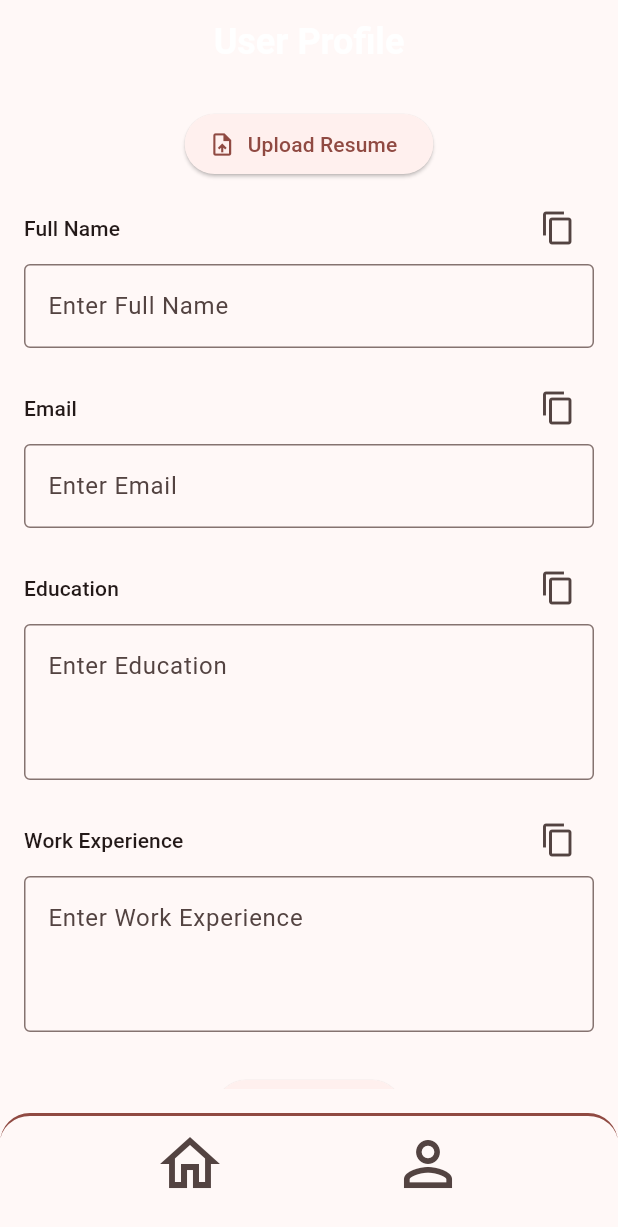
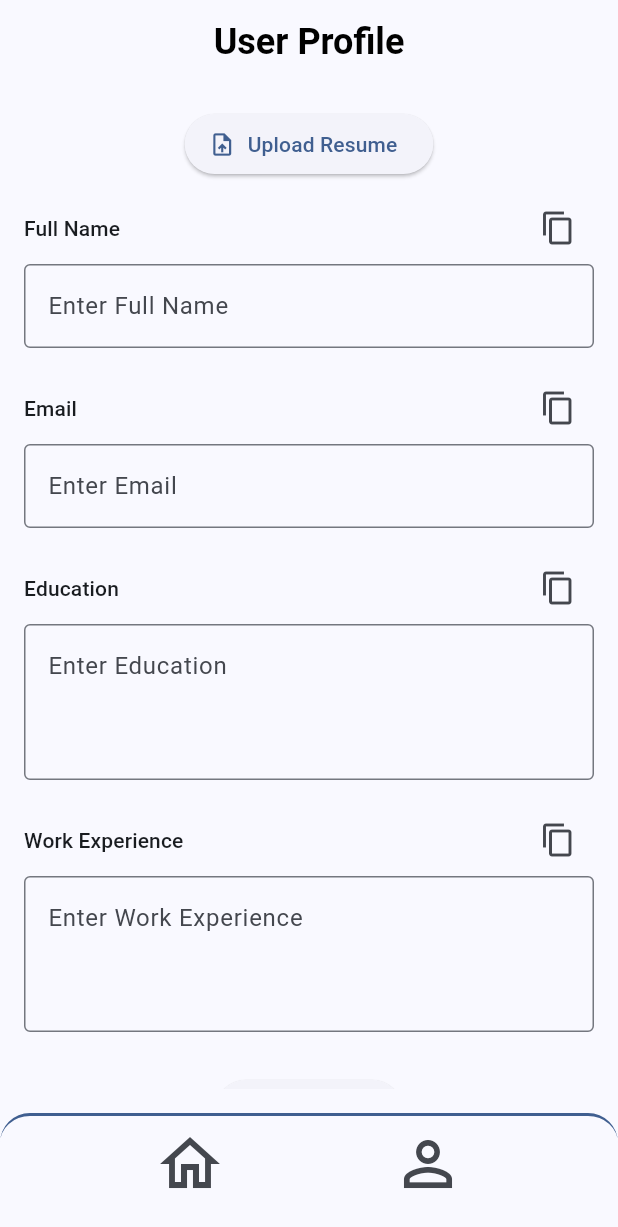
Before and after one commit to agamairi/job-swipe, a Flutter app: the screen it shows after launch, after a tap on the "person outline" icon, on a phone screen of 412 x 824 dp. Shown: the top 1227 px of the screen. Run offline on Flutter 3.47's test engine with Material 3 defaults, Android fonts, the phone set to English and light mode, and no system bars; our stand-ins replace file_picker, sqflite; missing offline and left inert: doc_text, flutter_pdf_text, google_mlkit_entity_extraction, syncfusion_flutter_pdf; accounts and stored records are empty; network calls fail.

Commit message:
making app theme truly random

```diff
--- a/lib/theme/app_theme.dart
+++ b/lib/theme/app_theme.dart
@@ -1,8 +1,20 @@
 import 'package:flutter/material.dart';
+import 'dart:math';
 
 ThemeData buildAppTheme(BuildContext context) {
+  Color getRandomColor() {
+    Random random = Random();
+    return Color.fromRGBO(
+      random.nextInt(256), // Random red value (0-255)
+      random.nextInt(256), // Random green value (0-255)
+      random.nextInt(256), // Random blue value (0-255)
+      1.0, // Opacity (fully opaque)
+    );
+  }
+
   Brightness brightness = MediaQuery.of(context).platformBrightness;
-  Color seedColor = (brightness == Brightness.dark) ? Colors.green : Colors.red;
+  Color seedColor =
+      (brightness == Brightness.dark) ? getRandomColor() : getRandomColor();
   return ThemeData(
     useMaterial3: true, // Enable Material 3 (You)
     // Color scheme that adapts to system preferences (light/dark mode)
@@ -11,8 +23,12 @@ ThemeData buildAppTheme(BuildContext context) {
       brightness: brightness,
     ),
     cardColor: ColorScheme.fromSeed(seedColor: seedColor).onPrimaryContainer,
-    appBarTheme: const AppBarTheme(
-      titleTextStyle: TextStyle(fontSize: 24, fontWeight: FontWeight.bold),
+    appBarTheme: AppBarTheme(
+      titleTextStyle: TextStyle(
+        fontSize: 24,
+        fontWeight: FontWeight.bold,
+        color: brightness == Brightness.dark ? Colors.white : Colors.black,
+      ),
     ),
   );
 }
```
